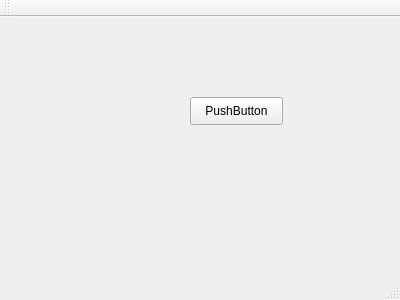
First picture: the form in Gwent/mainwindow.ui, repository ycdfwzy/Gwent, before the edit.
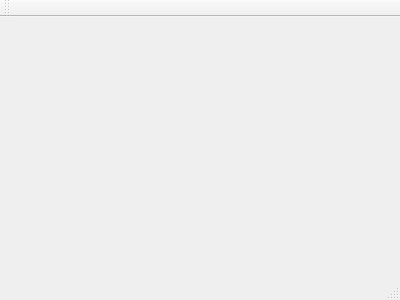
Second picture: the form after the edit.

Patch:
```diff
--- a/Gwent/mainwindow.ui
+++ b/Gwent/mainwindow.ui
@@ -13,21 +13,7 @@
   <property name="windowTitle">
    <string>MainWindow</string>
   </property>
-  <widget class="QWidget" name="centralWidget">
-   <widget class="QPushButton" name="pushButton">
-    <property name="geometry">
-     <rect>
-      <x>190</x>
-      <y>80</y>
-      <width>93</width>
-      <height>28</height>
-     </rect>
-    </property>
-    <property name="text">
-     <string>PushButton</string>
-    </property>
-   </widget>
-  </widget>
+  <widget class="QWidget" name="centralWidget"/>
   <widget class="QMenuBar" name="menuBar">
    <property name="geometry">
     <rect>
```
